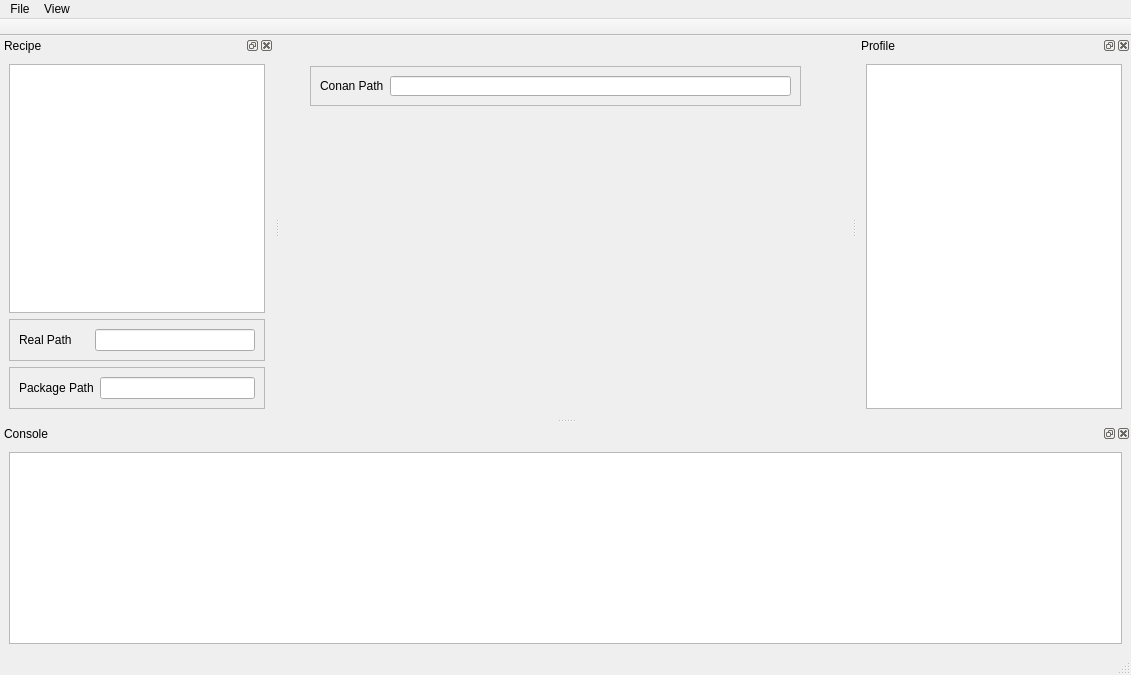
Before: the Qt Designer form assets/ui/main_window.ui in afri-bit/conan-guide, drawn with Qt 5.
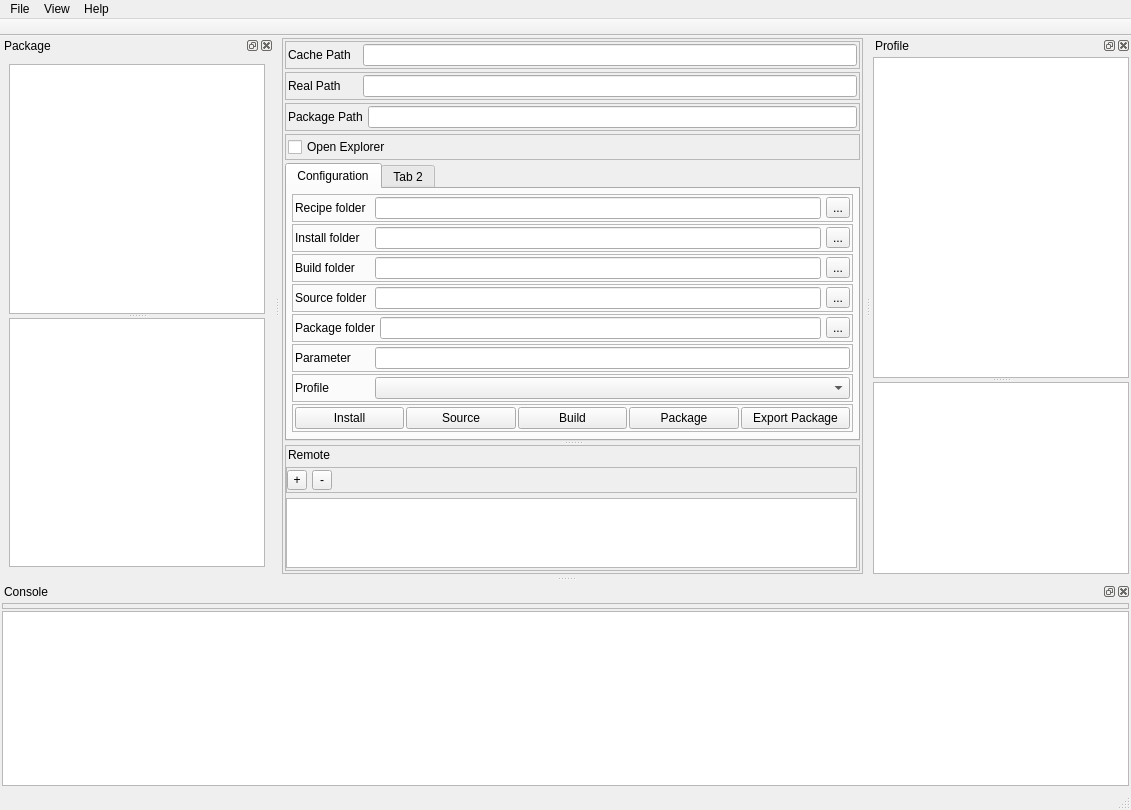
After: the same form once the commit is applied. The open tabs and pages were chosen to show the change.

Commit message:
Added features for the GUI experience
- Added profile detail information
- Added configuration UI for the development flow
- Added remote list table view
- Added treeview for package inspect information
- Modified setup.py to build an executable out of the script

Diff of the .ui file:
```diff
--- a/assets/ui/main_window.ui
+++ b/assets/ui/main_window.ui
@@ -10,9 +10,15 @@
     <x>0</x>
     <y>0</y>
     <width>1131</width>
-    <height>675</height>
+    <height>810</height>
    </rect>
   </property>
+  <property name="minimumSize">
+   <size>
+    <width>800</width>
+    <height>600</height>
+   </size>
+  </property>
   <property name="windowTitle">
    <string>Conan Blade</string>
   </property>
@@ -20,41 +26,837 @@
    <set>QMainWindow::AllowTabbedDocks|QMainWindow::AnimatedDocks</set>
   </property>
   <widget class="QWidget" name="centralwidget">
-   <widget class="QFrame" name="frame">
-    <property name="geometry">
-     <rect>
-      <x>30</x>
-      <y>30</y>
-      <width>491</width>
-      <height>40</height>
-     </rect>
+   <layout class="QVBoxLayout" name="verticalLayout_4">
+    <property name="spacing">
+     <number>5</number>
     </property>
-    <property name="frameShape">
-     <enum>QFrame::StyledPanel</enum>
+    <property name="leftMargin">
+     <number>2</number>
     </property>
-    <property name="frameShadow">
-     <enum>QFrame::Raised</enum>
+    <property name="topMargin">
+     <number>2</number>
     </property>
-    <layout class="QHBoxLayout" name="horizontalLayout">
-     <item>
-      <widget class="QLabel" name="label">
-       <property name="text">
-        <string>Conan Path</string>
+    <property name="rightMargin">
+     <number>2</number>
+    </property>
+    <property name="bottomMargin">
+     <number>2</number>
+    </property>
+    <item>
+     <widget class="QFrame" name="frame_4">
+      <property name="frameShape">
+       <enum>QFrame::StyledPanel</enum>
+      </property>
+      <property name="frameShadow">
+       <enum>QFrame::Raised</enum>
+      </property>
+      <layout class="QVBoxLayout" name="verticalLayout_6">
+       <property name="spacing">
+        <number>3</number>
        </property>
-      </widget>
-     </item>
-     <item>
-      <widget class="QLineEdit" name="lineEditConanPath">
-       <property name="enabled">
-        <bool>true</bool>
+       <property name="leftMargin">
+        <number>2</number>
        </property>
-       <property name="readOnly">
-        <bool>true</bool>
+       <property name="topMargin">
+        <number>2</number>
        </property>
-      </widget>
-     </item>
-    </layout>
-   </widget>
+       <property name="rightMargin">
+        <number>2</number>
+       </property>
+       <property name="bottomMargin">
+        <number>2</number>
+       </property>
+       <item>
+        <widget class="QFrame" name="frame">
+         <property name="frameShape">
+          <enum>QFrame::StyledPanel</enum>
+         </property>
+         <property name="frameShadow">
+          <enum>QFrame::Raised</enum>
+         </property>
+         <layout class="QHBoxLayout" name="horizontalLayout">
+          <property name="spacing">
+           <number>5</number>
+          </property>
+          <property name="leftMargin">
+           <number>2</number>
+          </property>
+          <property name="topMargin">
+           <number>2</number>
+          </property>
+          <property name="rightMargin">
+           <number>2</number>
+          </property>
+          <property name="bottomMargin">
+           <number>2</number>
+          </property>
+          <item>
+           <widget class="QLabel" name="label">
+            <property name="minimumSize">
+             <size>
+              <width>70</width>
+              <height>0</height>
+             </size>
+            </property>
+            <property name="text">
+             <string>Cache Path</string>
+            </property>
+           </widget>
+          </item>
+          <item>
+           <widget class="QLineEdit" name="lineEditConanPath">
+            <property name="enabled">
+             <bool>true</bool>
+            </property>
+            <property name="readOnly">
+             <bool>true</bool>
+            </property>
+           </widget>
+          </item>
+         </layout>
+        </widget>
+       </item>
+       <item>
+        <widget class="QFrame" name="frame_2">
+         <property name="frameShape">
+          <enum>QFrame::StyledPanel</enum>
+         </property>
+         <property name="frameShadow">
+          <enum>QFrame::Raised</enum>
+         </property>
+         <layout class="QHBoxLayout" name="horizontalLayout_2">
+          <property name="spacing">
+           <number>5</number>
+          </property>
+          <property name="leftMargin">
+           <number>2</number>
+          </property>
+          <property name="topMargin">
+           <number>2</number>
+          </property>
+          <property name="rightMargin">
+           <number>2</number>
+          </property>
+          <property name="bottomMargin">
+           <number>2</number>
+          </property>
+          <item>
+           <widget class="QLabel" name="label_2">
+            <property name="minimumSize">
+             <size>
+              <width>70</width>
+              <height>0</height>
+             </size>
+            </property>
+            <property name="text">
+             <string>Real Path</string>
+            </property>
+           </widget>
+          </item>
+          <item>
+           <widget class="QLineEdit" name="lineEditRealPath">
+            <property name="enabled">
+             <bool>true</bool>
+            </property>
+            <property name="readOnly">
+             <bool>true</bool>
+            </property>
+           </widget>
+          </item>
+         </layout>
+        </widget>
+       </item>
+       <item>
+        <widget class="QFrame" name="frame_3">
+         <property name="frameShape">
+          <enum>QFrame::StyledPanel</enum>
+         </property>
+         <property name="frameShadow">
+          <enum>QFrame::Raised</enum>
+         </property>
+         <layout class="QHBoxLayout" name="horizontalLayout_3">
+          <property name="spacing">
+           <number>5</number>
+          </property>
+          <property name="leftMargin">
+           <number>2</number>
+          </property>
+          <property name="topMargin">
+           <number>2</number>
+          </property>
+          <property name="rightMargin">
+           <number>2</number>
+          </property>
+          <property name="bottomMargin">
+           <number>2</number>
+          </property>
+          <item>
+           <widget class="QLabel" name="label_3">
+            <property name="minimumSize">
+             <size>
+              <width>70</width>
+              <height>0</height>
+             </size>
+            </property>
+            <property name="baseSize">
+             <size>
+              <width>0</width>
+              <height>0</height>
+             </size>
+            </property>
+            <property name="text">
+             <string>Package Path</string>
+            </property>
+           </widget>
+          </item>
+          <item>
+           <widget class="QLineEdit" name="lineEditPackagePath">
+            <property name="enabled">
+             <bool>true</bool>
+            </property>
+            <property name="readOnly">
+             <bool>true</bool>
+            </property>
+           </widget>
+          </item>
+         </layout>
+        </widget>
+       </item>
+       <item>
+        <widget class="QFrame" name="frame_16">
+         <property name="layoutDirection">
+          <enum>Qt::LeftToRight</enum>
+         </property>
+         <property name="frameShape">
+          <enum>QFrame::StyledPanel</enum>
+         </property>
+         <property name="frameShadow">
+          <enum>QFrame::Raised</enum>
+         </property>
+         <layout class="QHBoxLayout" name="horizontalLayout_15">
+          <property name="spacing">
+           <number>5</number>
+          </property>
+          <property name="leftMargin">
+           <number>2</number>
+          </property>
+          <property name="topMargin">
+           <number>2</number>
+          </property>
+          <property name="rightMargin">
+           <number>0</number>
+          </property>
+          <property name="bottomMargin">
+           <number>2</number>
+          </property>
+          <item>
+           <widget class="QCheckBox" name="checkBoxOpenExplorer">
+            <property name="text">
+             <string>Open Explorer</string>
+            </property>
+            <property name="checked">
+             <bool>false</bool>
+            </property>
+           </widget>
+          </item>
+         </layout>
+        </widget>
+       </item>
+       <item>
+        <widget class="QSplitter" name="splitter_2">
+         <property name="orientation">
+          <enum>Qt::Vertical</enum>
+         </property>
+         <widget class="QTabWidget" name="tabWidget">
+          <property name="sizePolicy">
+           <sizepolicy hsizetype="Expanding" vsizetype="Expanding">
+            <horstretch>0</horstretch>
+            <verstretch>100</verstretch>
+           </sizepolicy>
+          </property>
+          <property name="minimumSize">
+           <size>
+            <width>0</width>
+            <height>0</height>
+           </size>
+          </property>
+          <property name="currentIndex">
+           <number>1</number>
+          </property>
+          <widget class="QWidget" name="tab">
+           <attribute name="title">
+            <string>Configuration</string>
+           </attribute>
+           <layout class="QVBoxLayout" name="verticalLayout_3">
+            <property name="spacing">
+             <number>2</number>
+            </property>
+            <property name="leftMargin">
+             <number>5</number>
+            </property>
+            <property name="topMargin">
+             <number>5</number>
+            </property>
+            <property name="rightMargin">
+             <number>5</number>
+            </property>
+            <property name="bottomMargin">
+             <number>5</number>
+            </property>
+            <item>
+             <widget class="QFrame" name="frame_8">
+              <property name="frameShape">
+               <enum>QFrame::StyledPanel</enum>
+              </property>
+              <property name="frameShadow">
+               <enum>QFrame::Raised</enum>
+              </property>
+              <layout class="QHBoxLayout" name="horizontalLayout_6">
+               <property name="spacing">
+                <number>5</number>
+               </property>
+               <property name="leftMargin">
+                <number>2</number>
+               </property>
+               <property name="topMargin">
+                <number>2</number>
+               </property>
+               <property name="rightMargin">
+                <number>2</number>
+               </property>
+               <property name="bottomMargin">
+                <number>2</number>
+               </property>
+               <item>
+                <widget class="QLabel" name="label_5">
+                 <property name="minimumSize">
+                  <size>
+                   <width>75</width>
+                   <height>0</height>
+                  </size>
+                 </property>
+                 <property name="text">
+                  <string>Recipe folder</string>
+                 </property>
+                </widget>
+               </item>
+               <item>
+                <widget class="QLineEdit" name="lineEditRecipePath">
+                 <property name="readOnly">
+                  <bool>false</bool>
+                 </property>
+                </widget>
+               </item>
+               <item>
+                <widget class="QToolButton" name="toolBtnExplorerRecipePath">
+                 <property name="text">
+                  <string>...</string>
+                 </property>
+                </widget>
+               </item>
+              </layout>
+             </widget>
+            </item>
+            <item>
+             <widget class="QFrame" name="frame_9">
+              <property name="frameShape">
+               <enum>QFrame::StyledPanel</enum>
+              </property>
+              <property name="frameShadow">
+               <enum>QFrame::Raised</enum>
+              </property>
+              <layout class="QHBoxLayout" name="horizontalLayout_7">
+               <property name="spacing">
+                <number>5</number>
+               </property>
+               <property name="leftMargin">
+                <number>2</number>
+               </property>
+               <property name="topMargin">
+                <number>2</number>
+               </property>
+               <property name="rightMargin">
+                <number>2</number>
+               </property>
+               <property name="bottomMargin">
+                <number>2</number>
+               </property>
+               <item>
+                <widget class="QLabel" name="label_6">
+                 <property name="minimumSize">
+                  <size>
+                   <width>75</width>
+                   <height>0</height>
+                  </size>
+                 </property>
+                 <property name="text">
+                  <string>Install folder</string>
+                 </property>
+                </widget>
+               </item>
+               <item>
+                <widget class="QLineEdit" name="lineEditInstallPath"/>
+               </item>
+               <item>
+                <widget class="QToolButton" name="toolBtnExplorerInstallPath">
+                 <property name="text">
+                  <string>...</string>
+                 </property>
+                </widget>
+               </item>
+              </layout>
+             </widget>
+            </item>
+            <item>
+             <widget class="QFrame" name="frame_10">
+              <property name="frameShape">
+               <enum>QFrame::StyledPanel</enum>
+              </property>
+              <property name="frameShadow">
+               <enum>QFrame::Raised</enum>
+              </property>
+              <layout class="QHBoxLayout" name="horizontalLayout_8">
+               <property name="spacing">
+                <number>5</number>
+               </property>
+               <property name="leftMargin">
+                <number>2</number>
+               </property>
+               <property name="topMargin">
+                <number>2</number>
+               </property>
+               <property name="rightMargin">
+                <number>2</number>
+               </property>
+               <property name="bottomMargin">
+                <number>2</number>
+               </property>
+               <item>
+                <widget class="QLabel" name="label_7">
+                 <property name="minimumSize">
+                  <size>
+                   <width>75</width>
+                   <height>0</height>
+                  </size>
+                 </property>
+                 <property name="text">
+                  <string>Build folder</string>
+                 </property>
+                </widget>
+               </item>
+               <item>
+                <widget class="QLineEdit" name="lineEditBuildPath"/>
+               </item>
+               <item>
+                <widget class="QToolButton" name="toolBtnExplorerBuildPath">
+                 <property name="text">
+                  <string>...</string>
+                 </property>
+                </widget>
+               </item>
+              </layout>
+             </widget>
+            </item>
+            <item>
+             <widget class="QFrame" name="frame_11">
+              <property name="frameShape">
+               <enum>QFrame::StyledPanel</enum>
+              </property>
+              <property name="frameShadow">
+               <enum>QFrame::Raised</enum>
+              </property>
+              <layout class="QHBoxLayout" name="horizontalLayout_9">
+               <property name="spacing">
+                <number>5</number>
+               </property>
+               <property name="leftMargin">
+                <number>2</number>
+               </property>
+               <property name="topMargin">
+                <number>2</number>
+               </property>
+               <property name="rightMargin">
+                <number>2</number>
+               </property>
+               <property name="bottomMargin">
+                <number>2</number>
+               </property>
+               <item>
+                <widget class="QLabel" name="label_8">
+                 <property name="minimumSize">
+                  <size>
+                   <width>75</width>
+                   <height>0</height>
+                  </size>
+                 </property>
+                 <property name="text">
+                  <string>Source folder</string>
+                 </property>
+                </widget>
+               </item>
+               <item>
+                <widget class="QLineEdit" name="lineEditSourcePath"/>
+               </item>
+               <item>
+                <widget class="QToolButton" name="toolBtnExplorerSourcePath">
+                 <property name="text">
+                  <string>...</string>
+                 </property>
+                </widget>
+               </item>
+              </layout>
+             </widget>
+            </item>
+            <item>
+             <widget class="QFrame" name="frame_13">
+              <property name="frameShape">
+               <enum>QFrame::StyledPanel</enum>
+              </property>
+              <property name="frameShadow">
+               <enum>QFrame::Raised</enum>
+              </property>
+              <layout class="QHBoxLayout" name="horizontalLayout_12">
+               <property name="spacing">
+                <number>5</number>
+               </property>
+               <property name="leftMargin">
+                <number>2</number>
+               </property>
+               <property name="topMargin">
+                <number>2</number>
+               </property>
+               <property name="rightMargin">
+                <number>2</number>
+               </property>
+               <property name="bottomMargin">
+                <number>2</number>
+               </property>
+               <item>
+                <widget class="QLabel" name="label_11">
+                 <property name="minimumSize">
+                  <size>
+                   <width>75</width>
+                   <height>0</height>
+                  </size>
+                 </property>
+                 <property name="text">
+                  <string>Package folder</string>
+                 </property>
+                </widget>
+               </item>
+               <item>
+                <widget class="QLineEdit" name="lineEditPackageExpPath"/>
+               </item>
+               <item>
+                <widget class="QToolButton" name="toolBtnExplorerPackagePath">
+                 <property name="text">
+                  <string>...</string>
+                 </property>
+                </widget>
+               </item>
+              </layout>
+             </widget>
+            </item>
+            <item>
+             <widget class="QFrame" name="frame_12">
+              <property name="frameShape">
+               <enum>QFrame::StyledPanel</enum>
+              </property>
+              <property name="frameShadow">
+               <enum>QFrame::Raised</enum>
+              </property>
+              <layout class="QHBoxLayout" name="horizontalLayout_10">
+               <property name="spacing">
+                <number>5</number>
+               </property>
+               <property name="leftMargin">
+                <number>2</number>
+               </property>
+               <property name="topMargin">
+                <number>2</number>
+               </property>
+               <property name="rightMargin">
+                <number>2</number>
+               </property>
+               <property name="bottomMargin">
+                <number>2</number>
+               </property>
+               <item>
+                <widget class="QLabel" name="label_9">
+                 <property name="minimumSize">
+                  <size>
+                   <width>75</width>
+                   <height>0</height>
+                  </size>
+                 </property>
+                 <property name="text">
+                  <string>Parameter</string>
+                 </property>
+                </widget>
+               </item>
+               <item>
+                <widget class="QLineEdit" name="lineEditAdditionalParams"/>
+               </item>
+              </layout>
+             </widget>
+            </item>
+            <item>
+             <widget class="QFrame" name="frame_14">
+              <property name="frameShape">
+               <enum>QFrame::StyledPanel</enum>
+              </property>
+              <property name="frameShadow">
+               <enum>QFrame::Raised</enum>
+              </property>
+              <layout class="QHBoxLayout" name="horizontalLayout_13">
+               <property name="spacing">
+                <number>5</number>
+               </property>
+               <property name="leftMargin">
+                <number>2</number>
+               </property>
+               <property name="topMargin">
+                <number>2</number>
+               </property>
+               <property name="rightMargin">
+                <number>2</number>
+               </property>
+               <property name="bottomMargin">
+                <number>2</number>
+               </property>
+               <item>
+                <widget class="QLabel" name="label_12">
+                 <property name="minimumSize">
+                  <size>
+                   <width>75</width>
+                   <height>0</height>
+                  </size>
+                 </property>
+                 <property name="maximumSize">
+                  <size>
+                   <width>50</width>
+                   <height>16777215</height>
+                  </size>
+                 </property>
+                 <property name="text">
+                  <string>Profile</string>
+                 </property>
+                </widget>
+               </item>
+               <item>
+                <widget class="QComboBox" name="comboBoxProfile"/>
+               </item>
+              </layout>
+             </widget>
+            </item>
+            <item>
+             <widget class="QFrame" name="frame_15">
+              <property name="frameShape">
+               <enum>QFrame::StyledPanel</enum>
+              </property>
+              <property name="frameShadow">
+               <enum>QFrame::Raised</enum>
+              </property>
+              <layout class="QHBoxLayout" name="horizontalLayout_14">
+               <property name="spacing">
+                <number>2</number>
+               </property>
+               <property name="leftMargin">
+                <number>2</number>
+               </property>
+               <property name="topMargin">
+                <number>2</number>
+               </property>
+               <property name="rightMargin">
+                <number>2</number>
+               </property>
+               <property name="bottomMargin">
+                <number>2</number>
+               </property>
+               <item>
+                <widget class="QPushButton" name="btnInstall">
+                 <property name="text">
+                  <string>Install</string>
+                 </property>
+                </widget>
+               </item>
+               <item>
+                <widget class="QPushButton" name="btnSource">
+                 <property name="text">
+                  <string>Source</string>
+                 </property>
+                </widget>
+               </item>
+               <item>
+                <widget class="QPushButton" name="btnBuild">
+                 <property name="text">
+                  <string>Build</string>
+                 </property>
+                </widget>
+               </item>
+               <item>
+                <widget class="QPushButton" name="btnPackage">
+                 <property name="text">
+                  <string>Package</string>
+                 </property>
+                </widget>
+               </item>
+               <item>
+                <widget class="QPushButton" name="btnExportPackage">
+                 <property name="text">
+                  <string>Export Package</string>
+                 </property>
+                </widget>
+               </item>
+              </layout>
+             </widget>
+            </item>
+            <item>
+             <spacer name="verticalSpacer">
+              <property name="orientation">
+               <enum>Qt::Vertical</enum>
+              </property>
+              <property name="sizeHint" stdset="0">
+               <size>
+                <width>20</width>
+                <height>126</height>
+               </size>
+              </property>
+             </spacer>
+            </item>
+           </layout>
+          </widget>
+          <widget class="QWidget" name="tab_2">
+           <attribute name="title">
+            <string>Tab 2</string>
+           </attribute>
+          </widget>
+         </widget>
+         <widget class="QFrame" name="frame_6">
+          <property name="frameShape">
+           <enum>QFrame::StyledPanel</enum>
+          </property>
+          <property name="frameShadow">
+           <enum>QFrame::Raised</enum>
+          </property>
+          <layout class="QVBoxLayout" name="verticalLayout_7">
+           <property name="spacing">
+            <number>5</number>
+           </property>
+           <property name="leftMargin">
+            <number>0</number>
+           </property>
+           <property name="topMargin">
+            <number>2</number>
+           </property>
+           <property name="rightMargin">
+            <number>2</number>
+           </property>
+           <property name="bottomMargin">
+            <number>2</number>
+           </property>
+           <item>
+            <widget class="QLabel" name="label_4">
+             <property name="text">
+              <string>Remote</string>
+             </property>
+             <property name="margin">
+              <number>0</number>
+             </property>
+             <property name="indent">
+              <number>2</number>
+             </property>
+            </widget>
+           </item>
+           <item>
+            <widget class="QFrame" name="frame_7">
+             <property name="frameShape">
+              <enum>QFrame::StyledPanel</enum>
+             </property>
+             <property name="frameShadow">
+              <enum>QFrame::Raised</enum>
+             </property>
+             <layout class="QHBoxLayout" name="horizontalLayout_4">
+              <property name="spacing">
+               <number>5</number>
+              </property>
+              <property name="leftMargin">
+               <number>0</number>
+              </property>
+              <property name="topMargin">
+               <number>2</number>
+              </property>
+              <property name="rightMargin">
+               <number>2</number>
+              </property>
+              <property name="bottomMargin">
+               <number>2</number>
+              </property>
+              <item>
+               <widget class="QToolButton" name="toolButton">
+                <property name="minimumSize">
+                 <size>
+                  <width>20</width>
+                  <height>20</height>
+                 </size>
+                </property>
+                <property name="maximumSize">
+                 <size>
+                  <width>20</width>
+                  <height>16777215</height>
+                 </size>
+                </property>
+                <property name="text">
+                 <string>+</string>
+                </property>
+               </widget>
+              </item>
+              <item>
+               <widget class="QToolButton" name="toolButton_2">
+                <property name="sizePolicy">
+                 <sizepolicy hsizetype="Fixed" vsizetype="Fixed">
+                  <horstretch>0</horstretch>
+                  <verstretch>0</verstretch>
+                 </sizepolicy>
+                </property>
+                <property name="minimumSize">
+                 <size>
+                  <width>20</width>
+                  <height>20</height>
+                 </size>
+                </property>
+                <property name="text">
+                 <string>-</string>
+                </property>
+               </widget>
+              </item>
+              <item>
+               <spacer name="horizontalSpacer">
+                <property name="orientation">
+                 <enum>Qt::Horizontal</enum>
+                </property>
+                <property name="sizeHint" stdset="0">
+                 <size>
+                  <width>40</width>
+                  <height>20</height>
+                 </size>
+                </property>
+               </spacer>
+              </item>
+             </layout>
+            </widget>
+           </item>
+           <item>
+            <widget class="QTableView" name="tableViewRemoteList"/>
+           </item>
+          </layout>
+         </widget>
+        </widget>
+       </item>
+      </layout>
+     </widget>
+    </item>
+   </layout>
   </widget>
   <widget class="QMenuBar" name="menubar">
    <property name="geometry">
@@ -75,8 +877,14 @@
      <string>File</string>
     </property>
    </widget>
+   <widget class="QMenu" name="menuHelp">
+    <property name="title">
+     <string>Help</string>
+    </property>
+   </widget>
    <addaction name="menuFile"/>
    <addaction name="menuView"/>
+   <addaction name="menuHelp"/>
   </widget>
   <widget class="QStatusBar" name="statusBar"/>
   <widget class="QDockWidget" name="dockWidget_2">
@@ -84,7 +892,7 @@
     <bool>true</bool>
    </property>
    <property name="windowTitle">
-    <string>Recipe</string>
+    <string>Package</string>
    </property>
    <attribute name="dockWidgetArea">
     <number>1</number>
@@ -92,86 +900,16 @@
    <widget class="QWidget" name="dockWidgetContents_3">
     <layout class="QVBoxLayout" name="verticalLayout_2">
      <item>
-      <widget class="QTreeView" name="treeViewRecipe">
-       <property name="enabled">
-        <bool>true</bool>
+      <widget class="QSplitter" name="splitter_3">
+       <property name="orientation">
+        <enum>Qt::Vertical</enum>
        </property>
-      </widget>
-     </item>
-     <item>
-      <widget class="QFrame" name="frame_2">
-       <property name="frameShape">
-        <enum>QFrame::StyledPanel</enum>
-       </property>
-       <property name="frameShadow">
-        <enum>QFrame::Raised</enum>
-       </property>
-       <layout class="QHBoxLayout" name="horizontalLayout_2">
-        <item>
-         <widget class="QLabel" name="label_2">
-          <property name="minimumSize">
-           <size>
-            <width>70</width>
-            <height>0</height>
-           </size>
-          </property>
-          <property name="text">
-           <string>Real Path</string>
-          </property>
-         </widget>
-        </item>
-        <item>
-         <widget class="QLineEdit" name="lineEditRealPath">
-          <property name="enabled">
-           <bool>true</bool>
-          </property>
-          <property name="readOnly">
-           <bool>true</bool>
-          </property>
-         </widget>
-        </item>
-       </layout>
-      </widget>
-     </item>
-     <item>
-      <widget class="QFrame" name="frame_3">
-       <property name="frameShape">
-        <enum>QFrame::StyledPanel</enum>
-       </property>
-       <property name="frameShadow">
-        <enum>QFrame::Raised</enum>
-       </property>
-       <layout class="QHBoxLayout" name="horizontalLayout_3">
-        <item>
-         <widget class="QLabel" name="label_3">
-          <property name="minimumSize">
-           <size>
-            <width>70</width>
-            <height>0</height>
-           </size>
-          </property>
-          <property name="baseSize">
-           <size>
-            <width>0</width>
-            <height>0</height>
-           </size>
-          </property>
-          <property name="text">
-           <string>Package Path</string>
-          </property>
-         </widget>
-        </item>
-        <item>
-         <widget class="QLineEdit" name="lineEditPackagePath">
-          <property name="enabled">
-           <bool>true</bool>
-          </property>
-          <property name="readOnly">
-           <bool>true</bool>
-          </property>
-         </widget>
-        </item>
-       </layout>
+       <widget class="QTreeView" name="treeViewRecipe">
+        <property name="enabled">
+         <bool>true</bool>
+        </property>
+       </widget>
+       <widget class="QTreeView" name="treeView"/>
       </widget>
      </item>
     </layout>
@@ -215,30 +953,91 @@
    </attribute>
    <widget class="QWidget" name="dockWidgetContents">
     <layout class="QVBoxLayout" name="verticalLayout">
+     <property name="spacing">
+      <number>5</number>
+     </property>
+     <property name="leftMargin">
+      <number>2</number>
+     </property>
+     <property name="topMargin">
+      <number>2</number>
+     </property>
+     <property name="rightMargin">
+      <number>2</number>
+     </property>
+     <property name="bottomMargin">
+      <number>2</number>
+     </property>
      <item>
-      <widget class="QListView" name="listViewProfile"/>
+      <widget class="QSplitter" name="splitter">
+       <property name="orientation">
+        <enum>Qt::Vertical</enum>
+       </property>
+       <widget class="QListView" name="listViewProfile">
+        <property name="sizePolicy">
+         <sizepolicy hsizetype="Expanding" vsizetype="Expanding">
+          <horstretch>0</horstretch>
+          <verstretch>50</verstretch>
+         </sizepolicy>
+        </property>
+       </widget>
+       <widget class="QTreeView" name="treeViewProfileDetail"/>
+      </widget>
      </item>
     </layout>
    </widget>
   </widget>
-  <widget class="QDockWidget" name="dockWidget_7">
-   <property name="minimumSize">
-    <size>
-     <width>89</width>
-     <height>111</height>
-    </size>
-   </property>
-   <property name="floating">
-    <bool>false</bool>
-   </property>
+  <widget class="QDockWidget" name="dockWidget_5">
    <property name="windowTitle">
     <string>Console</string>
    </property>
    <attribute name="dockWidgetArea">
     <number>8</number>
    </attribute>
-   <widget class="QWidget" name="dockWidgetContents_7">
-    <layout class="QHBoxLayout" name="horizontalLayout_4">
+   <widget class="QWidget" name="dockWidgetContents_5">
+    <layout class="QVBoxLayout" name="verticalLayout_5">
+     <property name="spacing">
+      <number>2</number>
+     </property>
+     <property name="leftMargin">
+      <number>2</number>
+     </property>
+     <property name="topMargin">
+      <number>2</number>
+     </property>
+     <property name="rightMargin">
+      <number>2</number>
+     </property>
+     <property name="bottomMargin">
+      <number>2</number>
+     </property>
+     <item>
+      <widget class="QFrame" name="frame_5">
+       <property name="frameShape">
+        <enum>QFrame::StyledPanel</enum>
+       </property>
+       <property name="frameShadow">
+        <enum>QFrame::Raised</enum>
+       </property>
+       <layout class="QHBoxLayout" name="horizontalLayout_5">
+        <property name="spacing">
+         <number>5</number>
+        </property>
+        <property name="leftMargin">
+         <number>0</number>
+        </property>
+        <property name="topMargin">
+         <number>2</number>
+        </property>
+        <property name="rightMargin">
+         <number>2</number>
+        </property>
+        <property name="bottomMargin">
+         <number>2</number>
+        </property>
+       </layout>
+      </widget>
+     </item>
      <item>
       <widget class="QPlainTextEdit" name="console">
        <property name="font">
```
Left out of the diff: 27 changed lines with no effect on the pictures. The commit also changes 7 other files.
